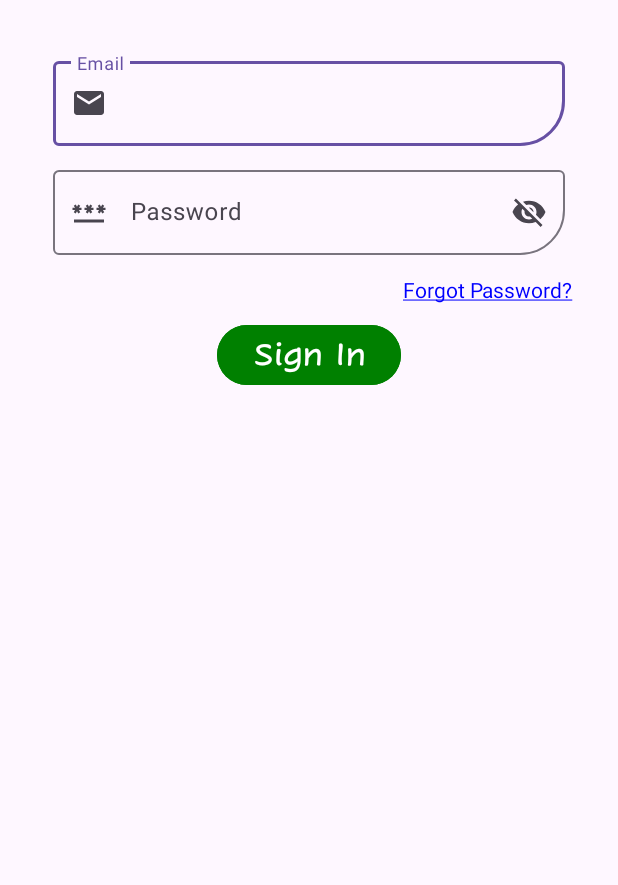
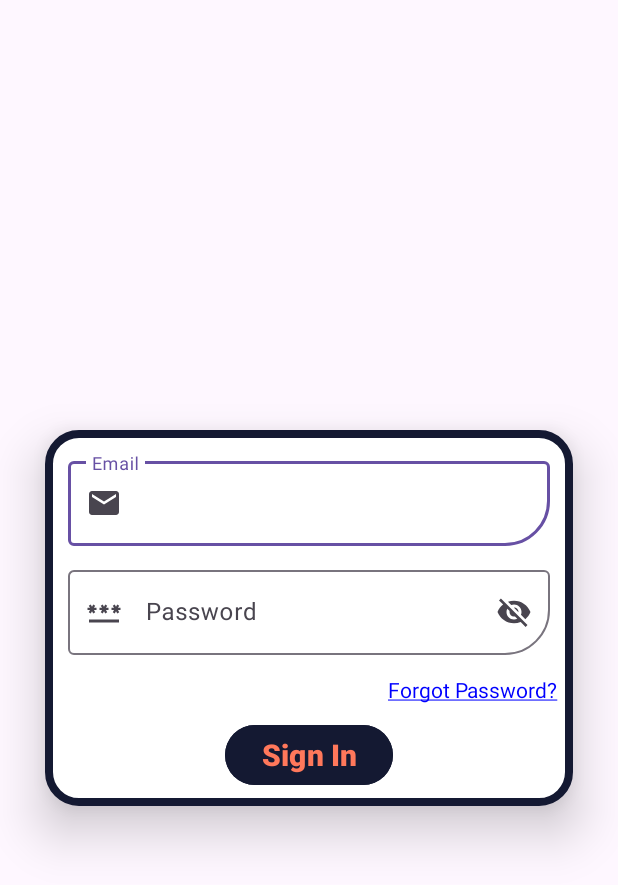
Before and after one commit to Sayantan-2022/Breeze, an Android app: the SignIn screen opened directly, with no data from a screen before it, on a phone screen of 412 x 824 dp. Shown: the top 885 px of the screen. Run offline under Robolectric (Android 15) with nearby library versions, the phone set to English and light mode, and no system bars; our stand-ins replace Firebase (no records; nobody signed in at launch, a user with empty details on screens opened directly); libraries missing offline, so code that uses them is left out: org.imaginativeworld.oopsnointernet; 1 statement that could not run was skipped.

Commit message:
Project Files

```diff
--- /dev/null
+++ b/app/src/main/res/drawable/sign_in_style.xml
@@ -0,0 +1,6 @@
+<?xml version="1.0" encoding="utf-8"?>
+<shape xmlns:android="http://schemas.android.com/apk/res/android">
+    <corners android:radius="20dp"/>
+    <solid android:color="@color/white"/>
+    <stroke android:color="@color/dark_blue" android:width="5dp"/>
+</shape>
--- a/app/src/main/res/layout/activity_sign_in.xml
+++ b/app/src/main/res/layout/activity_sign_in.xml
@@ -8,19 +8,31 @@
     android:orientation="vertical"
     tools:context=".SignIn">
 
+    <androidx.constraintlayout.widget.ConstraintLayout
+        android:layout_width="match_parent"
+        android:layout_height="match_parent">
+
         <LinearLayout
             android:layout_width="match_parent"
-        android:layout_height="match_parent"
+            android:layout_height="wrap_content"
             android:layout_margin="30dp"
+            android:background="@drawable/sign_in_style"
             android:orientation="vertical"
+            android:elevation="20dp"
+            app:layout_constraintBottom_toBottomOf="parent"
+            app:layout_constraintEnd_toEndOf="parent"
+            app:layout_constraintStart_toStartOf="parent"
+            app:layout_constraintTop_toTopOf="parent"
             tools:ignore="UselessParent">
 
             <com.google.android.material.textfield.TextInputLayout
                 android:layout_width="match_parent"
                 android:layout_height="wrap_content"
+                android:layout_marginHorizontal="10dp"
+                android:layout_marginTop="10dp"
                 android:padding="5dp"
-            app:startIconDrawable="@drawable/baseline_email_24"
-            app:boxCornerRadiusBottomEnd="30dp">
+                app:boxCornerRadiusBottomEnd="30dp"
+                app:startIconDrawable="@drawable/baseline_email_24">
 
                 <com.google.android.material.textfield.TextInputEditText
                     android:id="@+id/ipEmail"
@@ -33,6 +45,7 @@
             <com.google.android.material.textfield.TextInputLayout
                 android:layout_width="match_parent"
                 android:layout_height="wrap_content"
+                android:layout_marginHorizontal="10dp"
                 android:padding="5dp"
                 app:boxCornerRadiusBottomEnd="30dp"
                 app:endIconMode="password_toggle"
@@ -50,10 +63,11 @@
                 android:id="@+id/tvForgotPassword"
                 android:layout_width="wrap_content"
                 android:layout_height="wrap_content"
+                android:layout_gravity="right"
+                android:layout_marginHorizontal="10dp"
                 android:layout_marginTop="8dp"
-            android:layout_gravity="right"
+                android:text="@string/forgot_pass"
                 android:textColor="@color/blue"
-            android:text="@string/forgot_pass"
                 tools:ignore="RtlHardcoded" />
 
             <Button
@@ -61,12 +75,15 @@
                 android:layout_width="wrap_content"
                 android:layout_height="wrap_content"
                 android:layout_gravity="center"
+                android:layout_marginTop="10dp"
+                android:layout_marginBottom="10dp"
+                android:backgroundTint="@color/dark_blue"
+                android:text="Sign In"
+                android:textColor="@color/orange"
                 android:textSize="20sp"
-            android:layout_marginTop="10dp"
-            android:backgroundTint="@color/green"
-            android:fontFamily="@font/cavolini"
                 android:textStyle="bold"
-            android:text="Sign In"
                 tools:ignore="HardcodedText" />
+
         </LinearLayout>
+    </androidx.constraintlayout.widget.ConstraintLayout>
 </LinearLayout>
```
Also changed, not shown: app/src/main/res/drawable/sign_in.png (added). Lines whose indentation alone changed are shown as unchanged.
